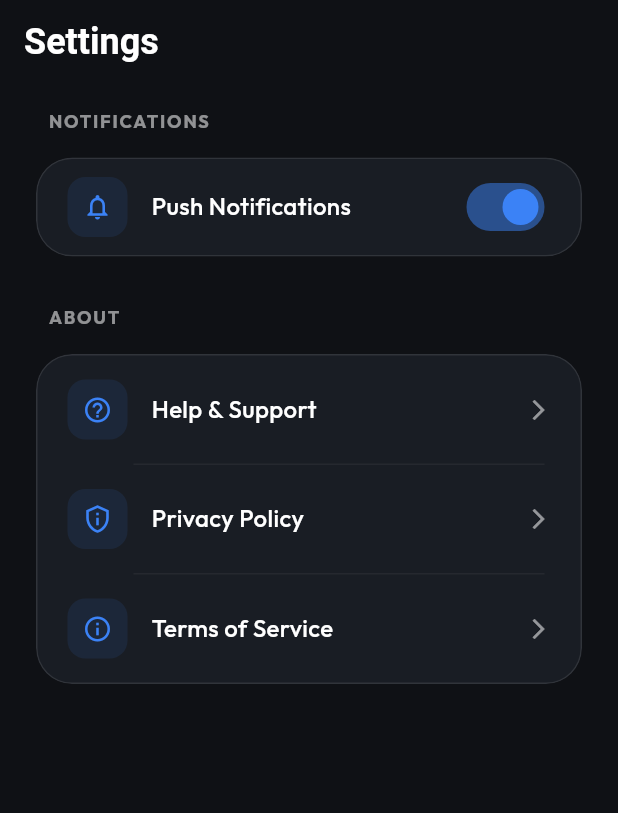
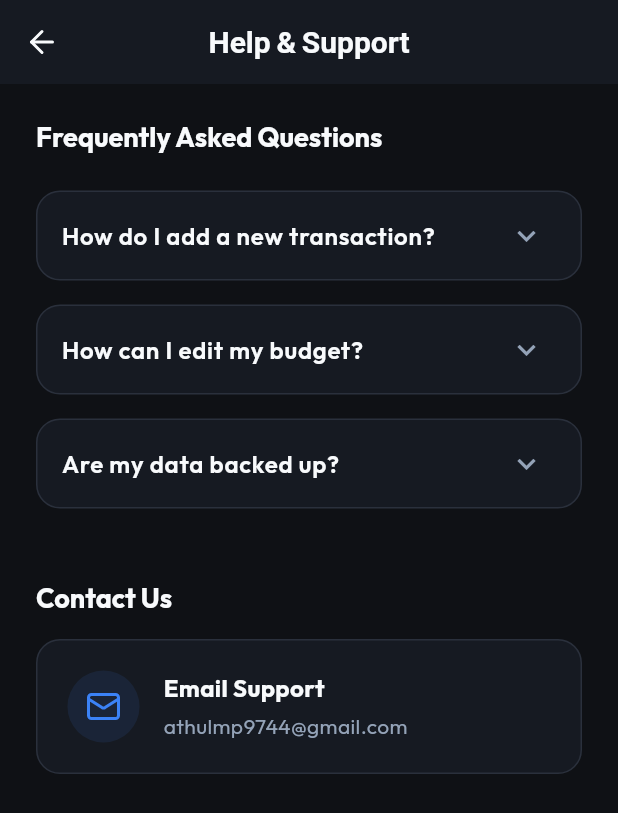
Before and after one commit to l0lll000l/money_manager, a Flutter app: the SettingsScreen screen opened directly, after a tap on "Help & Support", on a phone screen of 412 x 824 dp. Shown: the top 813 px of the screen. Run offline on Flutter 3.47's test engine with Material 3 defaults, Android fonts, the phone set to English and light mode, and no system bars; our stand-ins replace fl_chart, flutter_local_notifications, get, get_storage, google_fonts, lucide_icons and 2 more; accounts and stored records are empty.

Commit message:
20th added help and support

```diff
--- a/lib/presentation/routes/app_pages.dart
+++ b/lib/presentation/routes/app_pages.dart
@@ -11,6 +11,9 @@ import '../screens/transaction/all_transactions_screen.dart';
 import '../screens/transaction/all_transactions_binding.dart';
 import '../screens/notifications/notifications_screen.dart';
 import '../screens/notifications/notifications_binding.dart';
+import '../screens/settings/help_support_screen.dart';
+import '../screens/settings/privacy_policy_screen.dart';
+import '../screens/settings/terms_of_service_screen.dart';
 
 part 'app_routes.dart';
 
@@ -57,5 +60,20 @@ class AppPages {
       binding: NotificationsBinding(),
       transition: Transition.rightToLeft,
     ),
+    GetPage(
+      name: AppRoutes.helpSupport,
+      page: () => const HelpSupportScreen(),
+      transition: Transition.rightToLeft,
+    ),
+    GetPage(
+      name: AppRoutes.privacyPolicy,
+      page: () => const PrivacyPolicyScreen(),
+      transition: Transition.rightToLeft,
+    ),
+    GetPage(
+      name: AppRoutes.termsOfService,
+      page: () => const TermsOfServiceScreen(),
+      transition: Transition.rightToLeft,
+    ),
   ];
 }
--- a/lib/presentation/routes/app_routes.dart
+++ b/lib/presentation/routes/app_routes.dart
@@ -9,4 +9,7 @@ abstract class AppRoutes {
   static const profile = '/profile';
   static const allTransactions = '/all_transactions';
   static const notifications = '/notifications';
+  static const helpSupport = '/help_support';
+  static const privacyPolicy = '/privacy_policy';
+  static const termsOfService = '/terms_of_service';
 }
--- /dev/null
+++ b/lib/presentation/screens/settings/help_support_screen.dart
@@ -0,0 +1,170 @@
+import 'package:flutter/material.dart';
+import 'package:get/get.dart';
+import 'package:lucide_icons/lucide_icons.dart';
+import 'package:url_launcher/url_launcher.dart';
+import '../../../core/theme/app_theme.dart';
+
+class HelpSupportScreen extends StatelessWidget {
+  const HelpSupportScreen({super.key});
+
+  @override
+  Widget build(BuildContext context) {
+    return Scaffold(
+      backgroundColor: AppTheme.background,
+      appBar: AppBar(
+        backgroundColor: AppTheme.surface,
+        elevation: 0,
+        leading: IconButton(
+          icon: Icon(LucideIcons.arrowLeft, color: AppTheme.textPrimary),
+          onPressed: () => Get.back(),
+        ),
+        title: Text(
+          'Help & Support',
+          style: TextStyle(
+            color: AppTheme.textPrimary,
+            fontSize: 20,
+            fontWeight: FontWeight.bold,
+          ),
+        ),
+        centerTitle: true,
+      ),
+      body: SingleChildScrollView(
+        padding: const EdgeInsets.all(24),
+        physics: const BouncingScrollPhysics(),
+        child: Column(
+          crossAxisAlignment: CrossAxisAlignment.start,
+          children: [
+            Text(
+              'Frequently Asked Questions',
+              style: Theme.of(context).textTheme.headlineMedium?.copyWith(
+                color: AppTheme.textPrimary,
+                fontWeight: FontWeight.bold,
+              ),
+            ),
+            const SizedBox(height: 24),
+            _buildFAQItem(
+              context,
+              question: 'How do I add a new transaction?',
+              answer:
+                  'Tap the prominent "+" button on the bottom navigation bar. You can then select whether it is an income or expense, enter the amount, select a category, and save.',
+            ),
+            _buildFAQItem(
+              context,
+              question: 'How can I edit my budget?',
+              answer:
+                  'Navigate to the Dashboard, then tap on the settings icon on the budget card. You can adjust your limits for each category there.',
+            ),
+            _buildFAQItem(
+              context,
+              question: 'Are my data backed up?',
+              answer:
+                  'Currently, your data is securely stored locally on your device. Cloud backup features will be available in a future update.',
+            ),
+            const SizedBox(height: 32),
+            Text(
+              'Contact Us',
+              style: Theme.of(context).textTheme.headlineMedium?.copyWith(
+                color: AppTheme.textPrimary,
+                fontWeight: FontWeight.bold,
+              ),
+            ),
+            const SizedBox(height: 16),
+            InkWell(
+              onTap: () async {
+                final Uri emailLaunchUri = Uri(
+                  scheme: 'mailto',
+                  path: 'athulmp9744@gmail.com',
+                );
+                if (!await launchUrl(emailLaunchUri)) {
+                  Get.snackbar('Error', 'Could not open email app');
+                }
+              },
+              borderRadius: BorderRadius.circular(16),
+              child: Container(
+                padding: const EdgeInsets.all(20),
+                decoration: BoxDecoration(
+                  color: AppTheme.surface,
+                  borderRadius: BorderRadius.circular(16),
+                  border: Border.all(color: AppTheme.divider),
+                ),
+                child: Row(
+                  children: [
+                    Container(
+                      padding: const EdgeInsets.all(12),
+                      decoration: BoxDecoration(
+                        color: AppTheme.primary.withValues(alpha: 0.1),
+                        shape: BoxShape.circle,
+                      ),
+                      child: Icon(LucideIcons.mail, color: AppTheme.primary),
+                    ),
+                    const SizedBox(width: 16),
+                    Expanded(
+                      child: Column(
+                        crossAxisAlignment: CrossAxisAlignment.start,
+                        children: [
+                          Text(
+                            'Email Support',
+                            style: TextStyle(
+                              color: AppTheme.textPrimary,
+                              fontWeight: FontWeight.bold,
+                              fontSize: 16,
+                            ),
+                          ),
+                          const SizedBox(height: 4),
+                          Text(
+                            'athulmp9744@gmail.com',
+                            style: TextStyle(color: AppTheme.textSecondary),
+                          ),
+                        ],
+                      ),
+                    ),
+                  ],
+                ),
+              ),
+            ),
+          ],
+        ),
+      ),
+    );
+  }
+
+  Widget _buildFAQItem(
+    BuildContext context, {
+    required String question,
+    required String answer,
+  }) {
+    return Container(
+      margin: const EdgeInsets.only(bottom: 16),
+      decoration: BoxDecoration(
+        color: AppTheme.surface,
+        borderRadius: BorderRadius.circular(16),
+        border: Border.all(color: AppTheme.divider),
+      ),
+      child: Theme(
+        data: Theme.of(context).copyWith(dividerColor: Colors.transparent),
+        child: ExpansionTile(
+          iconColor: AppTheme.primary,
+          collapsedIconColor: AppTheme.textSecondary,
+          title: Text(
+            question,
+            style: TextStyle(
+              color: AppTheme.textPrimary,
+              fontWeight: FontWeight.w600,
+            ),
+          ),
+          childrenPadding: const EdgeInsets.only(
+            left: 16,
+            right: 16,
+            bottom: 16,
+          ),
+          children: [
+            Text(
+              answer,
+              style: TextStyle(color: AppTheme.textSecondary, height: 1.5),
+            ),
+          ],
+        ),
+      ),
+    );
+  }
+}
--- a/lib/presentation/screens/settings/settings_screen.dart
+++ b/lib/presentation/screens/settings/settings_screen.dart
@@ -70,19 +70,19 @@ class SettingsScreen extends StatelessWidget {
                 _buildNavigationTile(
                   icon: Icons.help_outline,
                   title: 'Help & Support',
-                  onTap: () {},
+                  onTap: () => Get.toNamed('/help_support'),
                 ),
                 _buildDivider(),
                 _buildNavigationTile(
                   icon: Icons.privacy_tip_outlined,
                   title: 'Privacy Policy',
-                  onTap: () {},
+                  onTap: () => Get.toNamed('/privacy_policy'),
                 ),
                 _buildDivider(),
                 _buildNavigationTile(
                   icon: Icons.info_outline,
                   title: 'Terms of Service',
-                  onTap: () {},
+                  onTap: () => Get.toNamed('/terms_of_service'),
                 ),
               ],
             ),
--- a/lib/presentation/screens/transaction/transaction_details_screen.dart
+++ b/lib/presentation/screens/transaction/transaction_details_screen.dart
@@ -19,7 +19,6 @@ class TransactionDetailsScreen extends GetView<TransactionDetailsController> {
     final String category = transaction['category'] ?? '';
     final double amount = transaction['amount'] ?? 0;
     final DateTime date = transaction['date'] ?? DateTime.now();
-    final String note = transaction['note'] ?? '';
     final String iconStr = transaction['icon'] ?? '';
     final IconData icon = _getIconForName(iconStr);
     final bool isExpense = amount < 0;
--- a/pubspec.yaml
+++ b/pubspec.yaml
@@ -45,6 +45,7 @@ dependencies:
   shared_preferences: ^2.5.5
   flutter_local_notifications: ^21.0.0
   timezone: ^0.11.0
+  url_launcher: ^6.3.2
 
 dev_dependencies:
   flutter_test:
```
Also changed, not shown: lib/presentation/screens/settings/privacy_policy_screen.dart (added, +95 -0 lines), lib/presentation/screens/settings/terms_of_service_screen.dart (added, +99 -0 lines), pubspec.lock, 6 other files.
